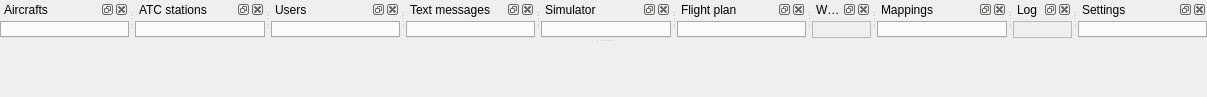
The window that src/blackgui/components/maininfoareacomponent.ui (swift-project/pilotclient) describes before a commit, drawn with Qt 5.
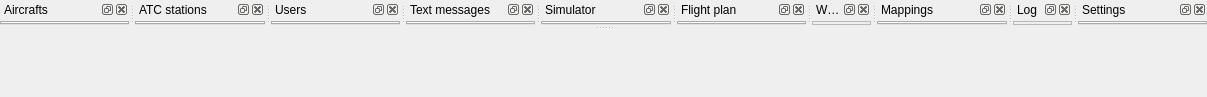
The same window after the commit. Icons and pictures are not drawn. Custom widgets are drawn as their Qt base class.

The edit to the form file:
```diff
--- a/src/blackgui/components/maininfoareacomponent.ui
+++ b/src/blackgui/components/maininfoareacomponent.ui
@@ -42,8 +42,8 @@
   <widget class="BlackGui::CDockWidgetInfoArea" name="dw_Aircrafts">
    <property name="minimumSize">
     <size>
-     <width>127</width>
-     <height>38</height>
+     <width>0</width>
+     <height>0</height>
     </size>
    </property>
    <property name="features">
@@ -103,8 +103,8 @@
   <widget class="BlackGui::CDockWidgetInfoArea" name="dw_AtcStations">
    <property name="minimumSize">
     <size>
-     <width>127</width>
-     <height>38</height>
+     <width>0</width>
+     <height>0</height>
     </size>
    </property>
    <property name="floating">
@@ -162,6 +162,12 @@
    </widget>
   </widget>
   <widget class="BlackGui::CDockWidgetInfoArea" name="dw_Users">
+   <property name="minimumSize">
+    <size>
+     <width>0</width>
+     <height>0</height>
+    </size>
+   </property>
    <property name="allowedAreas">
     <set>Qt::TopDockWidgetArea</set>
    </property>
@@ -202,6 +208,12 @@
    </widget>
   </widget>
   <widget class="BlackGui::CDockWidgetInfoArea" name="dw_TextMessages">
+   <property name="minimumSize">
+    <size>
+     <width>0</width>
+     <height>0</height>
+    </size>
+   </property>
    <property name="allowedAreas">
     <set>Qt::TopDockWidgetArea</set>
    </property>
@@ -242,6 +254,12 @@
    </widget>
   </widget>
   <widget class="BlackGui::CDockWidgetInfoArea" name="dw_Simulator">
+   <property name="minimumSize">
+    <size>
+     <width>0</width>
+     <height>0</height>
+    </size>
+   </property>
    <property name="allowedAreas">
     <set>Qt::TopDockWidgetArea</set>
    </property>
@@ -282,6 +300,12 @@
    </widget>
   </widget>
   <widget class="BlackGui::CDockWidgetInfoArea" name="dw_FlightPlan">
+   <property name="minimumSize">
+    <size>
+     <width>0</width>
+     <height>0</height>
+    </size>
+   </property>
    <property name="allowedAreas">
     <set>Qt::TopDockWidgetArea</set>
    </property>
@@ -322,6 +346,12 @@
    </widget>
   </widget>
   <widget class="BlackGui::CDockWidgetInfoArea" name="dw_Weather">
+   <property name="minimumSize">
+    <size>
+     <width>0</width>
+     <height>0</height>
+    </size>
+   </property>
    <property name="allowedAreas">
     <set>Qt::TopDockWidgetArea</set>
    </property>
@@ -365,6 +395,12 @@
    </widget>
   </widget>
   <widget class="BlackGui::CDockWidgetInfoArea" name="dw_Mappings">
+   <property name="minimumSize">
+    <size>
+     <width>0</width>
+     <height>0</height>
+    </size>
+   </property>
    <property name="allowedAreas">
     <set>Qt::TopDockWidgetArea</set>
    </property>
@@ -405,6 +441,12 @@
    </widget>
   </widget>
   <widget class="BlackGui::CDockWidgetInfoArea" name="dw_Log">
+   <property name="minimumSize">
+    <size>
+     <width>0</width>
+     <height>0</height>
+    </size>
+   </property>
    <property name="allowedAreas">
     <set>Qt::TopDockWidgetArea</set>
    </property>
@@ -445,6 +487,12 @@
    </widget>
   </widget>
   <widget class="BlackGui::CDockWidgetInfoArea" name="dw_Settings">
+   <property name="minimumSize">
+    <size>
+     <width>0</width>
+     <height>0</height>
+    </size>
+   </property>
    <property name="allowedAreas">
     <set>Qt::TopDockWidgetArea</set>
    </property>
```
